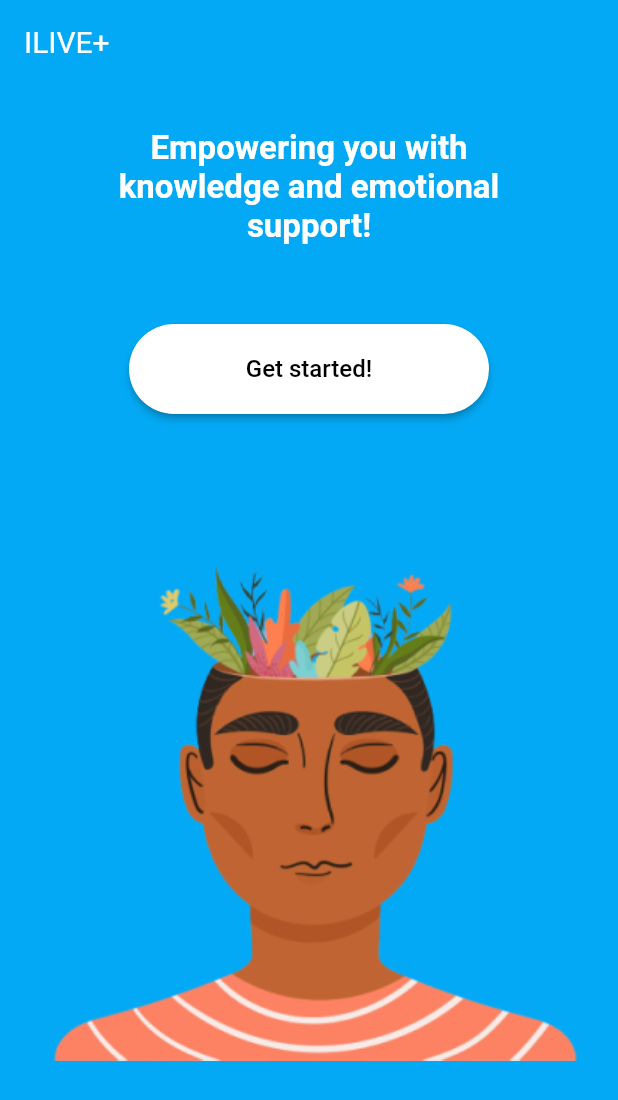
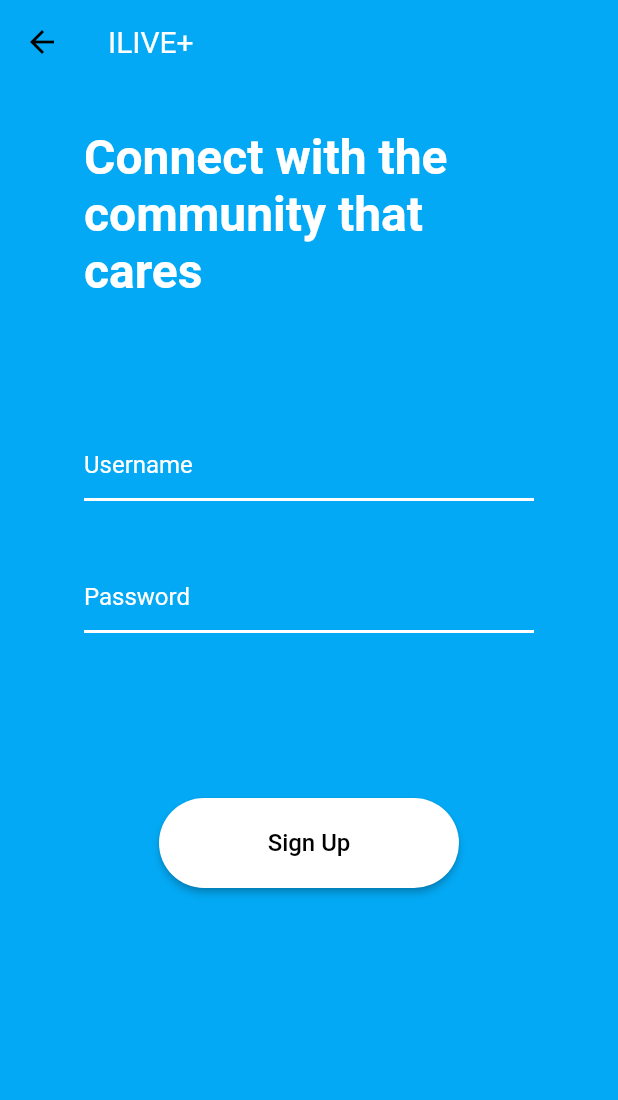
Before and after one commit to Hotcat-Technologies/hiv-tracker, a Flutter app: the screen it shows after launch, after a tap on "Get started!", on a phone screen of 412 x 824 dp. Shown: the top 1100 px of the screen. Run offline on Flutter 3.47's test engine with Material 2 defaults, Android fonts, the phone set to English and light mode, and no system bars.

Commit message:
created signup page

```diff
--- /dev/null
+++ b/lib/screens/sign_up_page.dart
@@ -0,0 +1,135 @@
+import 'package:flutter/cupertino.dart';
+import 'package:flutter/material.dart';
+
+class SignUp extends StatefulWidget {
+  const SignUp({Key? key}) : super(key: key);
+
+  @override
+  State<SignUp> createState() => _SignUpState();
+}
+
+class _SignUpState extends State<SignUp> {
+  @override
+  Widget build(BuildContext context) {
+    return Scaffold(
+      backgroundColor: Colors.lightBlue,
+      appBar: AppBar(
+        title: const Text(
+          'ILIVE+',
+          style: TextStyle(
+            fontWeight: FontWeight.normal,
+            color: Colors.white,
+          ),
+        ),
+        elevation: 0,
+      ),
+      body: SafeArea(
+        child: Container(
+          padding: const EdgeInsets.all(10),
+          child: Column(
+            children: [
+              Container(
+                width: 300,
+                height: 160,
+                margin: const EdgeInsets.all(20),
+                child: Column(
+                  children: const [
+                    Text(
+                      'Connect with the community that cares',
+                      // textAlign: TextAlign.center,
+                      style: TextStyle(
+                          color: Colors.white,
+                          fontSize: 32,
+                          fontWeight: FontWeight.bold
+                      ),
+                    ),
+                  ],
+                ),
+              ),
+              Column(
+                children: [
+                  Container(
+                    width: 300,
+                    margin: const EdgeInsets.all(20),
+                    child: Column(
+                      children: const [
+                        TextField(
+                          decoration: InputDecoration(
+                            focusedBorder: UnderlineInputBorder(
+                              borderSide: BorderSide(color: Colors.white, width: 2.0),
+                            ),
+                            enabledBorder: UnderlineInputBorder(
+                              borderSide: BorderSide(color: Colors.white, width: 2.0),
+                            ),
+                            hintText: 'Username',
+                            hintStyle: TextStyle(color: Colors.white),
+                          ),
+                          style: TextStyle(color: Colors.white),
+                        ),
+                      ],
+                    ),
+                  ),
+                ],
+              ),
+              Column(
+                children: [
+                  Container(
+                    width: 300,
+                    margin: const EdgeInsets.all(20),
+                    child: Column(
+                      children: const [
+                        TextField(
+                          obscureText: true,
+                          decoration: InputDecoration(
+                            focusedBorder: UnderlineInputBorder(
+                              borderSide: BorderSide(color: Colors.white, width: 2.0),
+                            ),
+                            enabledBorder: UnderlineInputBorder(
+                              borderSide: BorderSide(color: Colors.white, width: 2.0),
+                            ),
+                            hintText: 'Password',
+                            hintStyle: TextStyle(color: Colors.white),
+                          ),
+                          style: TextStyle(color: Colors.white),
+                        ),
+                      ],
+                    ),
+                  ),
+                ],
+              ),
+              Column(
+                children: [
+                  Center(
+                    child: Container(
+                      height: 60,
+                      width: 200,
+                      margin: const EdgeInsets.all(90),
+                      child: ElevatedButton(
+                        style: ElevatedButton.styleFrom(
+                          backgroundColor: Colors.white,
+                          shape: RoundedRectangleBorder(
+                            borderRadius: BorderRadius.circular(30.0),
+                          ),
+                        ),
+                        onPressed: () {
+                          const SignUp();
+                        },
+                        child: const Text(
+                          'Sign Up',
+                          style: TextStyle(
+                            color: Colors.black,
+                            fontSize: 16,
+                          ),
+                        ),
+                      ),
+                    ),
+                  ),
+                ],
+              ),
+            ],
+          ),
+        ),
+      ),
+    );
+  }
+}
--- a/lib/screens/start_page.dart
+++ b/lib/screens/start_page.dart
@@ -1,5 +1,6 @@
 import 'package:flutter/cupertino.dart';
 import 'package:flutter/material.dart';
+import 'package:hiv_tracker/screens/sign_up_page.dart';
 
 class Start extends StatefulWidget {
   const Start({Key? key}) : super(key: key);
@@ -59,7 +60,12 @@ class _StartState extends State<Start> {
                             borderRadius: BorderRadius.circular(30.0),
                           ),
                         ),
-                        onPressed: () {},
+                        onPressed: () {
+                          Navigator.push(
+                            context,
+                            MaterialPageRoute(builder: (context) => const SignUp()),
+                          );
+                        },
                         child: const Text(
                           'Get started!',
                           style: TextStyle(
```
